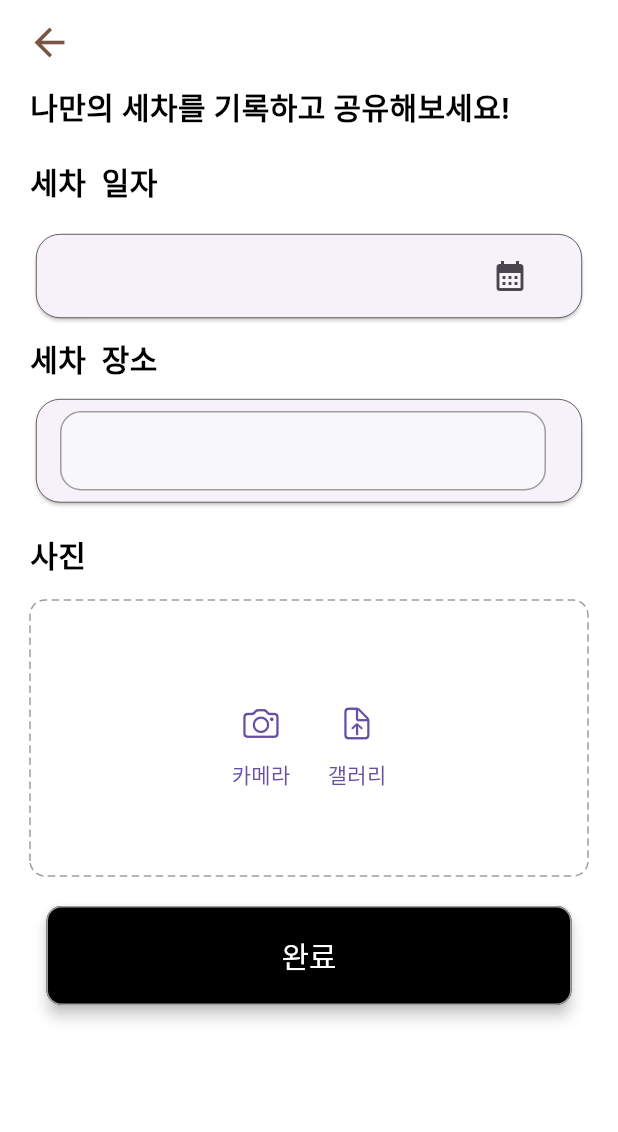
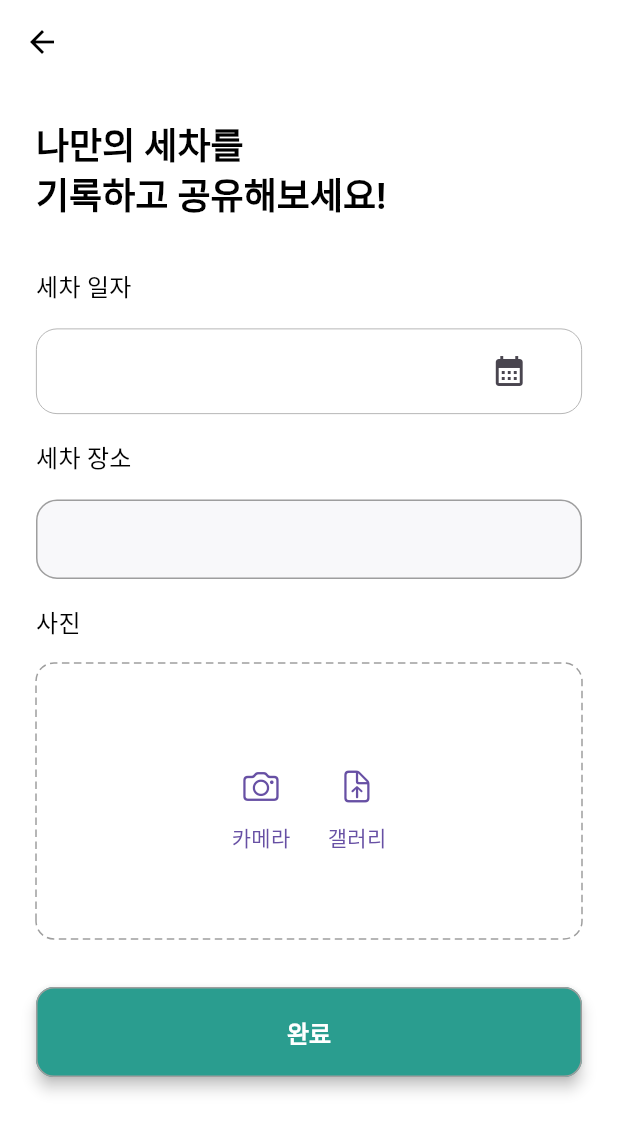
Before and after one commit to changmin2/carwash, a Flutter app: the RecordThridScreen screen opened by its route, after a tap on "완료", on a phone screen of 412 x 824 dp. Shown: the top 1132 px of the screen. Run offline on Flutter 3.47's test engine with Material 3 defaults, Android fonts, the phone set to English and light mode, and no system bars; drawn by our look-alikes of dotted_border; our stand-ins replace dio, firebase_core, firebase_storage, flutter_native_splash, flutter_riverpod, flutter_secure_storage and 8 more; accounts and stored records are empty; generated files the repository leaves out were written again; Roboto replaces fonts that are missing (SeoulNamsan); statements that could not run were skipped.

Commit message:
세차 기록하기 세번째 화면 변경

```diff
--- a/lib/car/view/register_thrid_screen.dart
+++ b/lib/car/view/register_thrid_screen.dart
@@ -1,28 +1,25 @@
-import 'dart:convert';
 import 'dart:io';
 
 import 'package:carwash/car/model/register_params.dart';
 import 'package:carwash/car/provider/record_provider.dart';
 import 'package:carwash/car/provider/state_provider.dart';
 import 'package:carwash/car/repository/record_repository.dart';
+import 'package:carwash/common/component/rounded_container.dart';
+import 'package:carwash/common/const/sizes.dart';
 import 'package:carwash/common/layout/default_layout_v2.dart';
-import 'package:cloud_firestore/cloud_firestore.dart';
+import 'package:carwash/common/utils/formatters/formatter.dart';
 import 'package:firebase_storage/firebase_storage.dart';
 import 'package:flutter/cupertino.dart';
 import 'package:flutter/material.dart';
 import 'package:flutter_riverpod/flutter_riverpod.dart';
 import 'package:go_router/go_router.dart';
-import 'package:intl/intl.dart';
 import 'package:image_picker/image_picker.dart';
 import 'package:dotted_border/dotted_border.dart';
 
 class RecordThridScreen extends ConsumerStatefulWidget {
   static get routeName => 'recordThrid';
   final query;
-  const RecordThridScreen({
-    required this.query,
-    Key? key
-  }) : super(key: key);
+  const RecordThridScreen({required this.query, Key? key}) : super(key: key);
 
   @override
   ConsumerState<RecordThridScreen> createState() => _RecordThridScreenState();
@@ -48,217 +45,187 @@ class _RecordThridScreenState extends ConsumerState<RecordThridScreen> {
   @override
   Widget build(BuildContext context) {
     return DefaultLayoutV2(
-      appBar: _renderAppbar(context),
+      appBar: AppBar(),
       child: SingleChildScrollView(
         child: Padding(
-          padding: EdgeInsets.only(left: 20,right: 20),
+          padding: const EdgeInsets.all(TSizes.defalutSpace),
           child: Column(
             crossAxisAlignment: CrossAxisAlignment.start,
             children: [
+              /// 타이틀
               Text(
-                '나만의 세차를 기록하고 공유해보세요!',
-                style: TextStyle(
-                    fontWeight: FontWeight.w700,
-                    fontSize: 20
+                '나만의 세차를\n기록하고 공유해보세요!',
+                style: Theme.of(context).textTheme.headlineMedium,
               ),
+
+              const SizedBox(height: TSizes.spaceBtwSections),
+
+              /// 세차일자 라벨
+              Text(
+                '세차 일자',
+                style: Theme.of(context).textTheme.titleMedium,
               ),
-              const SizedBox(height: 20),
-              Text(
-                '세차  일자',
-                style: TextStyle(
-                  fontSize: 20,
-                  fontWeight: FontWeight.w700
-                ),
-              ),
-              const SizedBox(height: 16),
-              Card(
-                shape: RoundedRectangleBorder(
-                    borderRadius: BorderRadius.circular(16),
-                    side: BorderSide(width: 0.4)
-                ),
+
+              const SizedBox(height: TSizes.spaceBtwInputFields),
+
+              /// 세차일자
+              TRoundedContainer(
+                radius: 14,
+                showBorder: true,
                 child: ListTile(
                   title: Text(
                     _day,
-                    style: TextStyle(
-                      fontSize: 16,
-                      fontWeight: FontWeight.w400
-                    ),
+                    style: Theme.of(context).textTheme.titleSmall,
                   ),
                   trailing: IconButton(
-                    icon: Icon(Icons.calendar_month),
+                    icon: const Icon(Icons.calendar_month),
                     onPressed: () async {
-                      final selectedDate = await showDatePicker(
-                          context: context,
-                          initialDate: DateTime.now(),
-                          firstDate: DateTime(2000),
-                          lastDate: DateTime(2099)
-                      );
-                      if(selectedDate!=null){
+                      final selectedDate =
+                      await showDatePicker(context: context, initialDate: DateTime.now(), firstDate: DateTime(2000), lastDate: DateTime(2099));
+                      if (selectedDate != null) {
                         setState(() {
                           _prameterDay = selectedDate.toString();
-                          print(_prameterDay);
-                          _day = DateFormat('yyyy년 MM월 dd일 ').format(selectedDate)
-                              +'('+ DateFormat('E','ko').format(selectedDate)+')';
+                          _day = TFormatter.formatDate(selectedDate);
+                          // _day =
+                          //     '${DateFormat('yyyy년 MM월 dd일 ').format(selectedDate)}(${DateFormat('E', 'ko').format(selectedDate)})';
                         });
                       }
                     },
                   ),
                 ),
               ),
-              const SizedBox(height: 8,),
+
+              const SizedBox(height: TSizes.spaceBtwItems),
+
+              /// 세차장소 라벨
               Text(
-                '세차  장소',
-                style: TextStyle(
-                    fontSize: 20,
-                    fontWeight: FontWeight.w700
+                '세차 장소',
+                style: Theme.of(context).textTheme.titleMedium,
               ),
-              ),
-              const SizedBox(height: 8,),
-              Card(
-                shape: RoundedRectangleBorder(
-                    borderRadius: BorderRadius.circular(16),
-                    side: BorderSide(width: 0.4)
-                ),
-                child: ListTile(
-                  title: TextFormField(
-                    onChanged: (value){
+
+              const SizedBox(height: TSizes.spaceBtwInputFields),
+
+              /// 세차장소 입력
+              TextFormField(
+                onChanged: (value) {
                   _place = value;
                 },
-                    onSaved: (value){
+                onSaved: (value) {
                   _place = value!;
                 },
-                    decoration: InputDecoration(
-                      border: InputBorder.none
+                // decoration: const InputDecoration(border: InputBorder.none),
+                // style: const TextStyle(decorationThickness: 0),
               ),
-                    style: TextStyle(
-                      decorationThickness: 0
+
+              const SizedBox(height: TSizes.spaceBtwItems),
+
+              /// 사진 라벨
+              Text(
+                '사진',
+                style: Theme.of(context).textTheme.titleMedium,
+              ),
+
+              const SizedBox(height: TSizes.spaceBtwInputFields),
+
+              /// 사진 등록
+              DottedBorder(
+                color: Colors.grey,
+                dashPattern: const [5, 3],
+                borderType: BorderType.RRect,
+                radius: const Radius.circular(12),
+                child: Container(
+                  width: 400,
+                  height: 180,
+                  decoration: _image != null
+                      ? BoxDecoration(
+                          borderRadius: BorderRadius.circular(8),
+                          image: DecorationImage(
+                            fit: BoxFit.cover,
+                            image: FileImage(
+                              File(_image!.path),
                             ),
                           ),
                         )
-              ),
-              const SizedBox(height: 16,),
-              Text(
-                '사진',
-                style: TextStyle(
-                    fontSize: 20,
-                    fontWeight: FontWeight.w700
-                ),
-              ),
-              const SizedBox(height: 16,),
-              DottedBorder(
-                color: Colors.grey,
-                dashPattern: [5,3],
-                borderType: BorderType.RRect,
-                radius: Radius.circular(10),
-                child: Container(
-                  width: 400,
-                  height: 180,
-                  decoration: _image!=null ? BoxDecoration(
-                      borderRadius: BorderRadius.circular(8),
-                      image: DecorationImage(
-                          fit: BoxFit.cover,
-                          image: FileImage(File(_image!.path))
-                      )
-                  ) : null,
+                      : null,
                   child: Row(
-                      mainAxisAlignment:MainAxisAlignment.center,
+                    mainAxisAlignment: MainAxisAlignment.center,
                     children: [
                       Column(
                         mainAxisAlignment: MainAxisAlignment.center,
                         children: [
                           IconButton(
-                                onPressed: (){
+                            onPressed: () {
                               getImage(ImageSource.camera);
                             },
-                                icon: _image==null ? Container(
+                            icon: _image == null
+                                ? Container(
                                     alignment: Alignment.center,
-                                  decoration: BoxDecoration(
-                                      color: Colors.white.withOpacity(0.6),
-                                      shape: BoxShape.circle
-                                  ),
+                                    decoration: BoxDecoration(color: Colors.white.withOpacity(0.6), shape: BoxShape.circle),
                                     child: Icon(
                                       CupertinoIcons.camera,
                                       color: Theme.of(context).colorScheme.primary,
                                     ),
-                                ) : Container(),
+                                  )
+                                : Container(),
                           ),
-                              _image==null ? Text(
+                          _image == null
+                              ? Text(
                                   '카메라',
-                                style: TextStyle(
-                                    color: Theme.of(context).colorScheme.primary
+                                  style: TextStyle(color: Theme.of(context).colorScheme.primary),
+                                )
+                              : Container()
+                        ],
                       ),
-                              ) : Container()
-                            ]
-                        ),
-                        SizedBox(width: 16),
+                      const SizedBox(width: TSizes.spaceBtwItems),
                       Column(
                         mainAxisAlignment: MainAxisAlignment.center,
                         children: [
-
                           IconButton(
-                                onPressed: (){
+                            onPressed: () {
                               getImage(ImageSource.gallery);
                             },
-                                icon: _image==null ? Container(
+                            icon: _image == null
+                                ? Container(
                                     alignment: Alignment.center,
-                                  decoration: BoxDecoration(
-                                      color: Colors.white.withOpacity(0.6),
-                                      shape: BoxShape.circle
-                                  ),
+                                    decoration: BoxDecoration(color: Colors.white.withOpacity(0.6), shape: BoxShape.circle),
                                     child: Icon(
                                       CupertinoIcons.arrow_up_doc,
                                       color: Theme.of(context).colorScheme.primary,
                                     ),
-                                ) : Container(),
-                              ), _image==null ?
-                              Text(
+                                  )
+                                : Container(),
+                          ),
+                          _image == null
+                              ? Text(
                                   '갤러리',
-                                style: TextStyle(
-                                    color: Theme.of(context).colorScheme.primary
+                                  style: TextStyle(color: Theme.of(context).colorScheme.primary),
+                                )
+                              : Container()
+                        ],
                       ),
-                              ) : Container()
-                            ]
-                        ),
-                      ]
+                    ],
                   ),
                 ),
               ),
-              const SizedBox(height: 20,),
-              Center(
+
+              const SizedBox(height: TSizes.spaceBtwSections),
+
+              /// 완료 버튼
+              SizedBox(
+                width: double.infinity,
                 child: ElevatedButton(
-                    style: ElevatedButton.styleFrom(
-                      onPrimary: Colors.grey,
-                      animationDuration: Duration(milliseconds: 1000),
-                      primary: Colors.black,
-                      shadowColor: Colors.black,
-                      minimumSize: Size(350,50),
-                      shape: RoundedRectangleBorder(
-                        borderRadius: BorderRadius.circular(10),
-                      ),
-                    ),
                   onPressed: () async {
                     await uploadImage();
 
-                      RecordRegisterParams params = new RecordRegisterParams(
-                        image: _downloadUrl,
-                        place: _place.toString(),
-                        date: _prameterDay.toString(),
-                        washList: newList
-                      );
+                    RecordRegisterParams params =
+                        RecordRegisterParams(image: _downloadUrl, place: _place.toString(), date: _prameterDay.toString(), washList: newList);
 
                     await ref.read(recordRepositoryProvider).recordRegister(recordRegisterParams: params);
                     await ref.read(RecordProvider('true').notifier).getRecord(false);
                     ref.read(stateProvider).change();
                     context.go('/');
                   },
-                    child: Text(
-                      '완료',
-                      style: TextStyle(
-                          fontSize: 20,
-                          fontWeight: FontWeight.w500,
-                          color: Colors.white
-                      ),
-                    )
+                  child: const Text('완료'),
                 ),
               ),
             ],
@@ -274,32 +241,14 @@ class _RecordThridScreenState extends ConsumerState<RecordThridScreen> {
     await ref.putFile(_image!);
 
     _downloadUrl = await ref.getDownloadURL(); //이미지 파일의 url
-
   }
 
   Future getImage(ImageSource imageSource) async {
     final XFile? pickedFile = await picker.pickImage(source: imageSource);
-    if(pickedFile!=null){
+    if (pickedFile != null) {
       setState(() {
         _image = File(pickedFile.path);
       });
     }
   }
 }
-
-AppBar _renderAppbar(BuildContext context){
-  return AppBar(
-      backgroundColor: Colors.white,
-      centerTitle: true,
-      elevation: 0,
-      leading: Padding(
-        padding: EdgeInsets.only(left: 10),
-        child: IconButton(
-          onPressed: (){Navigator.pop(context);},
-          icon: Icon(Icons.arrow_back,size: 30),
-          color: Colors.brown,
-          alignment: Alignment.centerLeft,
-        ),
-      )
-  );
-}
```
Lines whose indentation alone changed are shown as unchanged.
